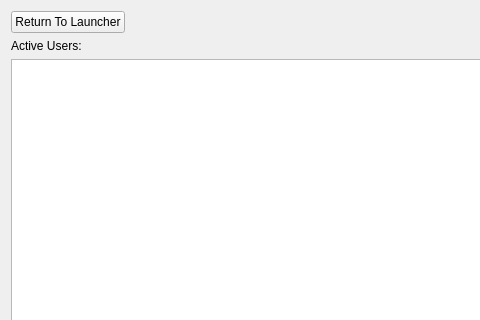
This is Sources/App/Server/server.ui in timattt/Cognitia-II as Qt 5 draws it before an edit; both pictures show x 0 to 480 and y 0 to 320 of the 1083 by 678 pixel window. The edited form follows.
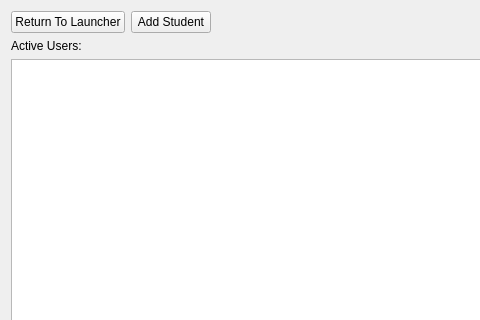
This is the edited form.

Commit message: Server | Communication | server now sends all Course files to User as he connect. Still need some fixes

The edit to the form file:
```diff
--- a/Sources/App/Server/server.ui
+++ b/Sources/App/Server/server.ui
@@ -23,6 +23,13 @@
        </property>
       </widget>
      </item>
+     <item>
+      <widget class="QPushButton" name="addStudent">
+       <property name="text">
+        <string>Add Student</string>
+       </property>
+      </widget>
+     </item>
      <item>
       <spacer name="horizontalSpacer_2">
        <property name="orientation">
```
The commit also changes 9 other files.
